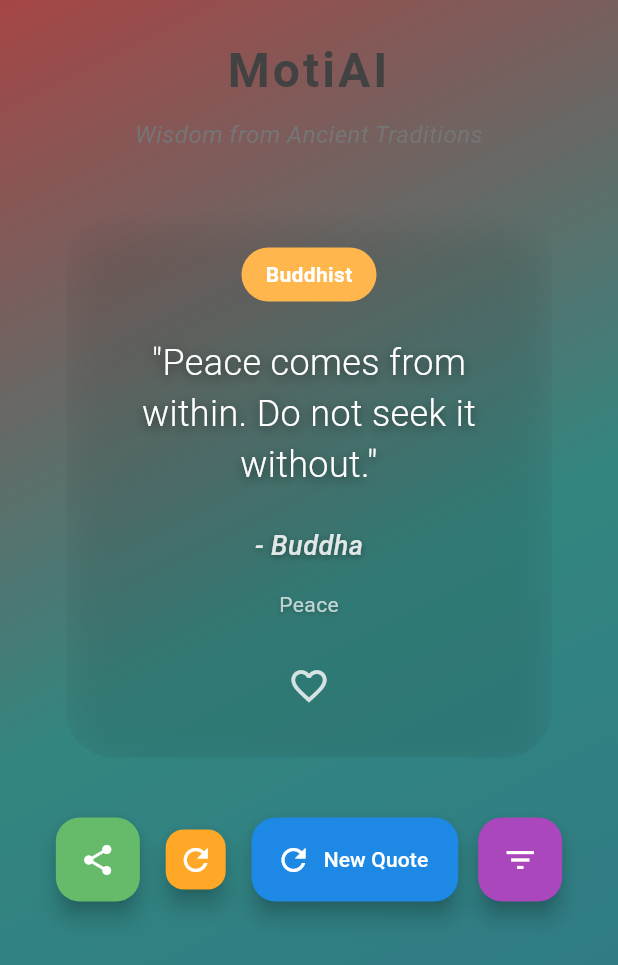
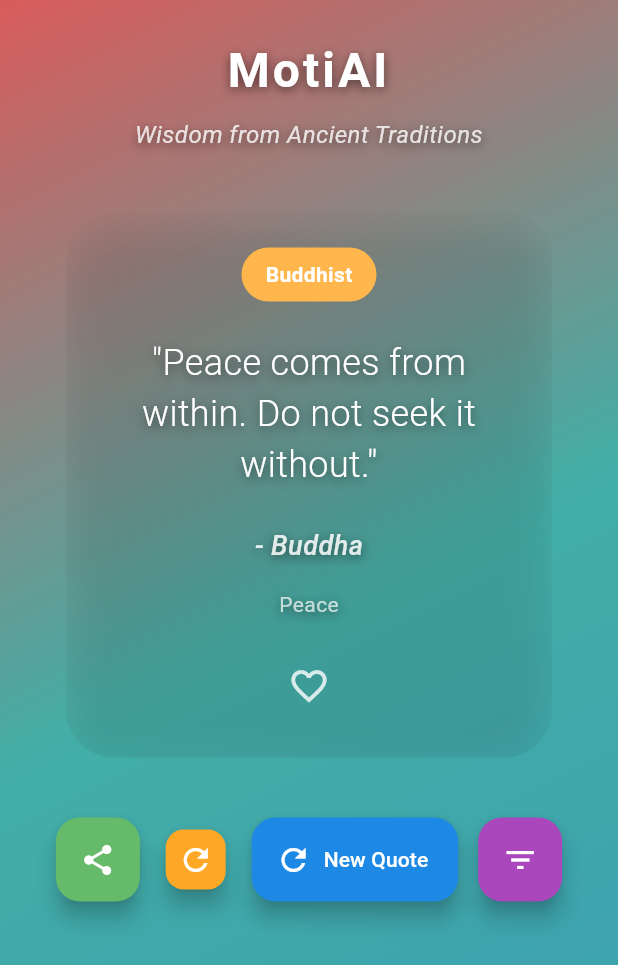
Before and after one commit to spikeyA/motiai_app, a Flutter app: the screen it shows after launch, on a phone screen of 412 x 824 dp. Shown: the top 965 px of the screen. Run offline on Flutter 3.47's test engine with Material 3 defaults, Android fonts, the phone set to English and light mode, and no system bars; our stand-ins replace firebase_core, flutter_dotenv, hive_flutter, just_audio; accounts and stored records are empty; network calls fail; Roboto replaces fonts that are missing (System).

Commit message:
Added text color contrast for readability

```diff
--- a/lib/screens/quote_screen.dart
+++ b/lib/screens/quote_screen.dart
@@ -34,6 +34,32 @@ class _QuoteScreenState extends State<QuoteScreen> with TickerProviderStateMixin
     [Color(0xFFff9a9e), Color(0xFFfecfef), Color(0xFFfecfef)], // Rose gold
     [Color(0xFFa8caba), Color(0xFF5d4e75), Color(0xFFffecd2)], // Nature calm
   ];
+
+  // Calculate if current gradient is dark or light
+  bool get _isDarkBackground {
+    final colors = _gradients[_gradientIndex];
+    double totalLuminance = 0;
+    for (final color in colors) {
+      totalLuminance += color.computeLuminance();
+    }
+    return (totalLuminance / colors.length) < 0.5;
+  }
+
+  // Get appropriate text color based on background
+  Color get _textColor => _isDarkBackground ? Colors.white : Colors.black;
+
+  // Get appropriate text shadows based on background
+  List<Shadow> get _textShadows {
+    if (_isDarkBackground) {
+      return [
+        Shadow(blurRadius: 8, color: Colors.black54, offset: const Offset(0, 2)),
+      ];
+    } else {
+      return [
+        Shadow(blurRadius: 8, color: Colors.white70, offset: const Offset(0, 2)),
+      ];
+    }
+  }
 
   @override
   void initState() {
@@ -229,13 +255,17 @@ class _QuoteScreenState extends State<QuoteScreen> with TickerProviderStateMixin
             Positioned.fill(
               child: Container(
                 color: Colors.black.withOpacity(0.2),
-                child: const Center(child: CircularProgressIndicator()),
+                child: Center(
+                  child: CircularProgressIndicator(
+                    valueColor: AlwaysStoppedAnimation<Color>(_textColor),
+                  ),
+                ),
               ),
             ),
           // Dark overlay for readability
           Positioned.fill(
             child: Container(
-              color: Colors.black.withOpacity(0.35),
+              color: Colors.black.withOpacity(0.15),
             ),
           ),
           // Main content
@@ -249,8 +279,9 @@ class _QuoteScreenState extends State<QuoteScreen> with TickerProviderStateMixin
                   style: TextStyle(
                     fontSize: 32,
                     fontWeight: FontWeight.bold,
-                    color: Colors.grey.shade800,
+                    color: _textColor,
                     letterSpacing: 2,
+                    shadows: _textShadows,
                   ),
                   textAlign: TextAlign.center,
                 ),
@@ -259,8 +290,9 @@ class _QuoteScreenState extends State<QuoteScreen> with TickerProviderStateMixin
                   'Wisdom from Ancient Traditions',
                   style: TextStyle(
                     fontSize: 16,
-                    color: Colors.grey.shade600,
+                    color: _textColor.withOpacity(0.8),
                     fontStyle: FontStyle.italic,
+                    shadows: _textShadows,
                   ),
                   textAlign: TextAlign.center,
                 ),
@@ -321,14 +353,12 @@ class _QuoteScreenState extends State<QuoteScreen> with TickerProviderStateMixin
                                     // Quote Text
                                     Text(
                                       '"${_currentQuote.text}"',
-                                      style: const TextStyle(
+                                      style: TextStyle(
                                         fontSize: 24,
                                         fontWeight: FontWeight.w300,
                                         height: 1.4,
-                                        color: Colors.white,
-                                        shadows: [
-                                          Shadow(blurRadius: 8, color: Colors.black54, offset: Offset(0, 2)),
-                                        ],
+                                        color: _textColor,
+                                        shadows: _textShadows,
                                       ),
                                       textAlign: TextAlign.center,
                                     ),
@@ -340,11 +370,9 @@ class _QuoteScreenState extends State<QuoteScreen> with TickerProviderStateMixin
                                       style: TextStyle(
                                         fontSize: 18,
                                         fontWeight: FontWeight.w500,
-                                        color: Colors.white.withOpacity(0.85),
+                                        color: _textColor.withOpacity(0.85),
                                         fontStyle: FontStyle.italic,
-                                        shadows: const [
-                                          Shadow(blurRadius: 6, color: Colors.black38, offset: Offset(0, 1)),
-                                        ],
+                                        shadows: _textShadows,
                                       ),
                                     ),
                                     const SizedBox(height: 16),
@@ -354,11 +382,9 @@ class _QuoteScreenState extends State<QuoteScreen> with TickerProviderStateMixin
                                       _currentQuote.category,
                                       style: TextStyle(
                                         fontSize: 14,
-                                        color: Colors.white.withOpacity(0.7),
+                                        color: _textColor.withOpacity(0.7),
                                         fontWeight: FontWeight.w400,
-                                        shadows: const [
-                                          Shadow(blurRadius: 4, color: Colors.black26, offset: Offset(0, 1)),
-                                        ],
+                                        shadows: _textShadows,
                                       ),
                                     ),
                                     const SizedBox(height: 20),
@@ -371,7 +397,7 @@ class _QuoteScreenState extends State<QuoteScreen> with TickerProviderStateMixin
                                         return IconButton(
                                           icon: Icon(
                                             isFavorited ? Icons.favorite : Icons.favorite_border,
-                                            color: isFavorited ? Colors.red.shade400 : Colors.white.withOpacity(0.8),
+                                            color: isFavorited ? Colors.red.shade400 : _textColor.withOpacity(0.8),
                                             size: 28,
                                           ),
                                           onPressed: () => _toggleFavorite(_currentQuote),
```
